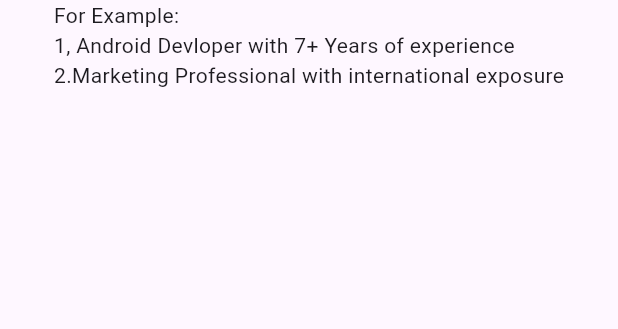
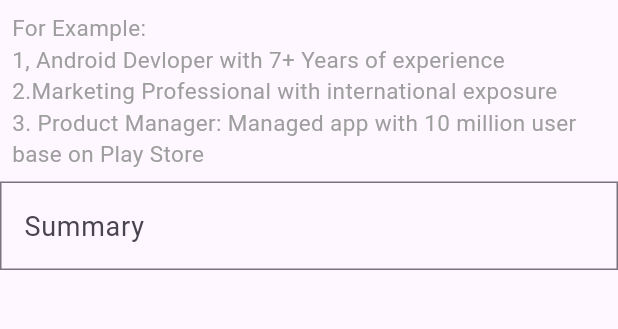
Before and after one commit to Dipeshmaurya1/resume_app1, a Flutter app: the ContactInfo screen opened by its route, tab 2 chosen, on a phone screen of 412 x 824 dp, the part 288-617 px from its top. Run offline on Flutter 3.47's test engine with Material 3 defaults, Android fonts, the phone set to English and light mode, and no system bars.

Commit message:
career_Screen

```diff
--- a/lib/Screens/Information_Screens/Contact_Info_Screen.dart
+++ b/lib/Screens/Information_Screens/Contact_Info_Screen.dart
@@ -23,7 +23,9 @@ TextEditingController txtcity = TextEditingController();
 TextEditingController txtstate = TextEditingController();
 TextEditingController txtpincode = TextEditingController();
 TextEditingController txtnationality = TextEditingController();
-
+TextEditingController txtheading = TextEditingController();
+TextEditingController txtsummary = TextEditingController();
+TextEditingController txtobjective = TextEditingController();
 class _ContactInfoState extends State<ContactInfo> {
   @override
   Widget build(BuildContext context) {
@@ -115,7 +117,8 @@ class _ContactInfoState extends State<ContactInfo> {
                 ],
               ),
             ),
-            Column(
+            SingleChildScrollView(
+              child: Column(
                 children: [
                   Row(mainAxisAlignment: MainAxisAlignment.center,
                     children: [
@@ -123,7 +126,7 @@ class _ContactInfoState extends State<ContactInfo> {
                     ],
                   ),
                   TextFormField(
-
+                    controller: txtheading,
                     decoration: InputDecoration(
                         hintText: 'Resume Heading & Summary',
                         hintStyle: TextStyle(fontWeight: FontWeight.w400,fontSize: 18),
@@ -138,27 +141,24 @@ class _ContactInfoState extends State<ContactInfo> {
                         )
                     ),
                   ),
-                Column(
+                  Padding(
+                    padding: const EdgeInsets.all(8.0),
+                    child: Column(
                       crossAxisAlignment: CrossAxisAlignment.start,
                       children: [
-                    Text('For Example:'),
-                    Text('1, Android Devloper with 7+ Years of experience'),
-                    Text('2.Marketing Professional with international exposure')
-                  ],
-                )
+                        Text('For Example:',style: TextStyle(fontSize: 15,fontWeight: FontWeight.w400,color: Colors.grey),),
+                        Text('1, Android Devloper with 7+ Years of experience',style: TextStyle(fontSize: 15,fontWeight: FontWeight.w400,color: Colors.grey),),
+                        Text('2.Marketing Professional with international exposure',style: TextStyle(fontSize: 15,fontWeight: FontWeight.w400,color: Colors.grey),),
+                        Text('3. Product Manager: Managed app with 10 million user base on Play Store',style: TextStyle(fontSize: 15,fontWeight: FontWeight.w400,color: Colors.grey),)
                       ],
                     ),
-            Column(
-              children: [
-                Row(mainAxisAlignment: MainAxisAlignment.center,
-                  children: [
-                    Text('Resume Heading',style: TextStyle(fontSize: 20,color: Colors.teal.shade300,fontWeight: FontWeight.bold),),
-                  ],
                   ),
                   TextFormField(
-
+                    maxLines: null,
+                    controller: txtsummary,
                     decoration: InputDecoration(
-                      hintText: 'Resume Heading & Summary',
+                        hintText: 'Summary',
+                        hintStyle: TextStyle(fontWeight: FontWeight.w400,fontSize: 18),
                         focusedBorder: OutlineInputBorder(
                             borderSide: BorderSide(
                                 color: Colors.teal.shade300,
@@ -169,7 +169,37 @@ class _ContactInfoState extends State<ContactInfo> {
                           borderRadius: BorderRadius.only(bottomLeft: Radius.zero),
                         )
                     ),
+                  ),
+                ],
+              ),
+            ),
+            Column(
+              // mainAxisAlignment: MainAxisAlignment.spaceBetween,
+              children: [
+                Row(mainAxisAlignment: MainAxisAlignment.center,
+                  children: [
+                    Text('Career Objective',style: TextStyle(fontSize: 20,color: Colors.teal.shade300,fontWeight: FontWeight.bold),),
+                  ],
+                ),
+                TextFormField(
+                  keyboardType: TextInputType.multiline,
+                  textInputAction: TextInputAction.newline,
+                  maxLines: null,
+                  controller: txtobjective,
+                  decoration: InputDecoration(
+                      hintText: 'Career Objective',
+                      focusedBorder: OutlineInputBorder(
+                          borderSide: BorderSide(
+                              color: Colors.teal.shade300,
+                              width: 3
                           )
+                      ),
+                      border: OutlineInputBorder(
+                        borderRadius: BorderRadius.only(bottomLeft: Radius.zero),
+                      )
+                  ),
+                ),
+                FloatingActionButton(onPressed: (){},child: Icon(Icons.add_circle_outline_outlined),)
               ],
             ),
           ],
```
Lines whose indentation alone changed are shown as unchanged.
